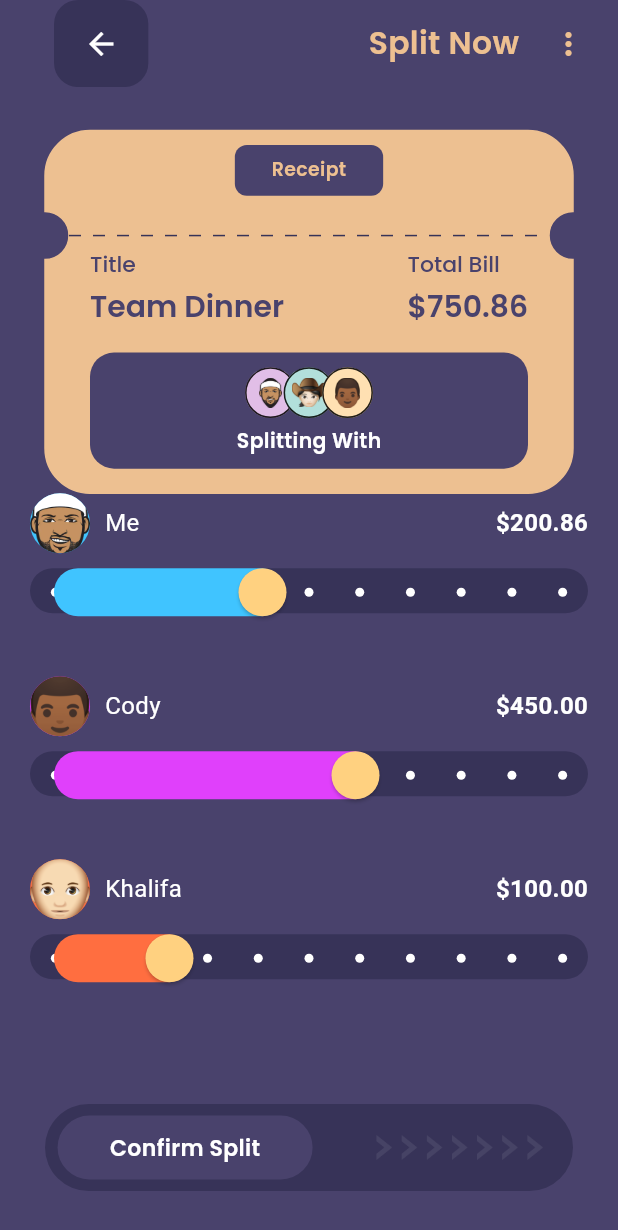
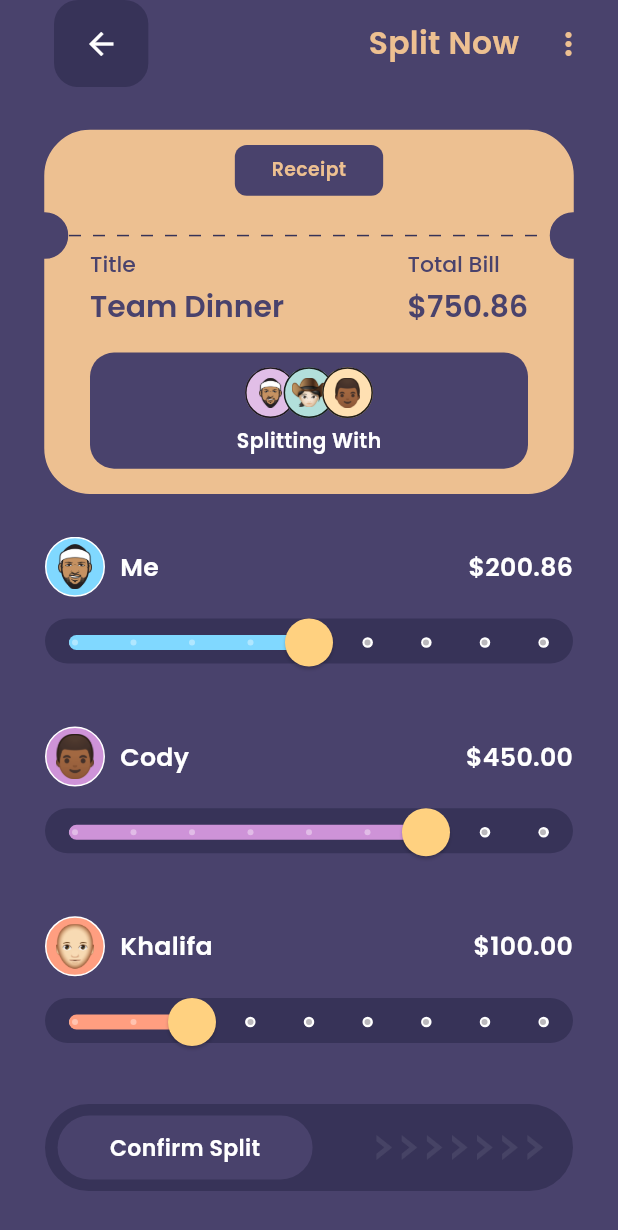
Before and after one commit to JunaidJameel/Bill-Splitter, a Flutter app: the SplitView screen opened directly, on a phone screen of 412 x 824 dp. Shown: the top 1230 px of the screen. Run offline on Flutter 3.47's test engine with Material 3 defaults, Android fonts, the phone set to English and light mode, and no system bars; our stand-ins replace device_preview, flutter_screenutil, google_fonts, lottie.

Commit message:
Split Bill

```diff
--- a/lib/view/home/widget/balanceCard_Widget.dart
+++ b/lib/view/home/widget/balanceCard_Widget.dart
@@ -33,7 +33,7 @@ class _BalanceCardWidgetState extends State<BalanceCardWidget> {
         children: [
           Column(
             children: [
-              30.vSpace,
+              20.vSpace,
               Container(
                 padding: kPagePadding,
                 width: double.infinity,
--- a/lib/view/home/widget/header_widget.dart
+++ b/lib/view/home/widget/header_widget.dart
@@ -28,6 +28,8 @@ class Header extends StatelessWidget {
                 title: '\nSplit your Bills',
                 firstTextStyle: AppTypography.kSemiBold14
                     .copyWith(color: AppColors.kWhite, fontSize: 16.sp),
+                secondTextStyle: AppTypography.kSemiBold14
+                    .copyWith(color: AppColors.kPrimary, fontSize: 16.sp),
               )
             ],
           ),
--- a/lib/view/split/split.dart
+++ b/lib/view/split/split.dart
@@ -18,6 +18,7 @@ class SplitView extends StatelessWidget {
       body: Column(
         children: [
           ReceiptWidget(),
+          30.vSpace,
           SliderWidget(),
           ConfirmButton(),
         ],
--- a/lib/view/split/widget/slider_widget.dart
+++ b/lib/view/split/widget/slider_widget.dart
@@ -1,4 +1,8 @@
 import 'package:bill_splitter/const/app_colors.dart';
+import 'package:bill_splitter/const/app_typography.dart';
+import 'package:bill_splitter/const/app_utils.dart';
+import 'package:bill_splitter/const/extensions/extension_sizebox.dart';
+import 'package:bill_splitter/gen/assets.gen.dart';
 import 'package:flutter/material.dart';
 
 class SliderWidget extends StatefulWidget {
@@ -12,34 +16,34 @@ class _SliderWidgetState extends State<SliderWidget> {
   final List<Map<String, dynamic>> _users = [
     {
       'name': 'Me',
-      'color': Colors.lightBlueAccent,
-      'avatar': 'assets/images/p1.png',
+      'color': Colors.lightBlueAccent[100],
+      'avatar': Assets.images.p1.path,
       'amount': 200.86,
       'value': 4.0,
     },
     {
       'name': 'Cody',
-      'color': Colors.purpleAccent,
-      'avatar': 'assets/images/p2.png',
+      'color': Colors.purple[200],
+      'avatar': Assets.images.p2.path,
       'amount': 450.0,
       'value': 6.0,
     },
     {
       'name': 'Khalifa',
-      'color': Colors.deepOrangeAccent,
-      'avatar': 'assets/images/p3.png',
+      'color': Colors.deepOrangeAccent[100],
+      'avatar': Assets.images.p3.path,
       'amount': 100.0,
       'value': 2.0,
     },
   ];
 
-  final double _maxValue = 10.0;
+  final double _maxValue = 8.0;
 
   @override
   Widget build(BuildContext context) {
     return Expanded(
       child: Padding(
-        padding: const EdgeInsets.symmetric(horizontal: 20),
+        padding: kPagePadding,
         child: ListView.builder(
           itemCount: _users.length,
           itemBuilder: (context, index) {
@@ -58,26 +62,27 @@ class _SliderWidgetState extends State<SliderWidget> {
         children: [
           Row(
             children: [
-              CircleAvatar(
-                backgroundColor: user['color'],
-                backgroundImage: AssetImage(user['avatar']),
+              Container(
+                height: 40,
+                width: 40,
+                decoration: BoxDecoration(
+                  border: Border.all(color: AppColors.kWhite),
+                  shape: BoxShape.circle,
+                  color: user['color'],
+                ),
+                child: Padding(
+                  padding: const EdgeInsets.all(4.0),
+                  child: Image.asset(user['avatar']),
+                ),
               ),
               const SizedBox(width: 10),
-              Text(
-                user['name'],
-                style: const TextStyle(color: Colors.white, fontSize: 16),
-              ),
+              Text(user['name'], style: AppTypography.kSemiBold16),
               const Spacer(),
-              Text(
-                '\$${user['amount'].toStringAsFixed(2)}',
-                style: const TextStyle(
-                    color: Colors.white,
-                    fontWeight: FontWeight.bold,
-                    fontSize: 16),
-              ),
+              Text('\$${user['amount'].toStringAsFixed(2)}',
+                  style: AppTypography.kSemiBold16),
             ],
           ),
-          const SizedBox(height: 10),
+          15.vSpace,
           Stack(
             children: [
               Container(
@@ -95,8 +100,8 @@ class _SliderWidgetState extends State<SliderWidget> {
                           child: Align(
                             alignment: Alignment.center,
                             child: Container(
-                              width: 6,
-                              height: 6,
+                              width: 7,
+                              height: 7,
                               decoration: const BoxDecoration(
                                 color: Colors.white,
                                 shape: BoxShape.circle,
@@ -111,7 +116,7 @@ class _SliderWidgetState extends State<SliderWidget> {
               ),
               SliderTheme(
                 data: SliderTheme.of(context).copyWith(
-                  trackHeight: 30,
+                  trackHeight: 8,
                   inactiveTrackColor: Colors.transparent,
                   activeTrackColor: user['color'],
                   thumbColor: Colors.orangeAccent[100],
```
